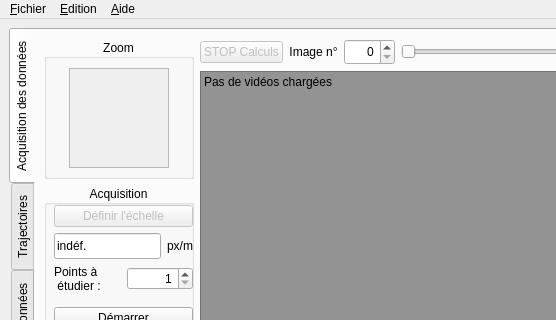
Before: the Qt Designer form src/pymecavideo_mini_layout.ui in rene-d/pymecavideo, drawn with Qt 5; both pictures show x 0 to 556 and y 0 to 320 of the 876 by 618 pixel window.
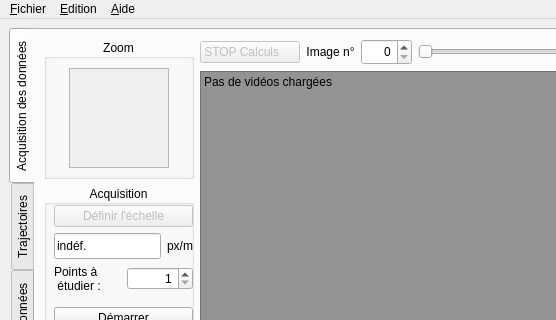
After: the same form once the commit is applied. Icons and pictures are not drawn. Custom widgets are drawn as their Qt base class.

Commit message: amélioré la gestion du suivi automatique

What changed in the file:
```diff
--- a/src/pymecavideo_mini_layout.ui
+++ b/src/pymecavideo_mini_layout.ui
@@ -511,7 +511,7 @@
                  <bool>false</bool>
                 </property>
                 <property name="text">
-                 <string>STOP Calculs</string>
+                 <string>STOP Calculs     </string>
                 </property>
                </widget>
               </item>
```
The commit also changes 1 other file.
